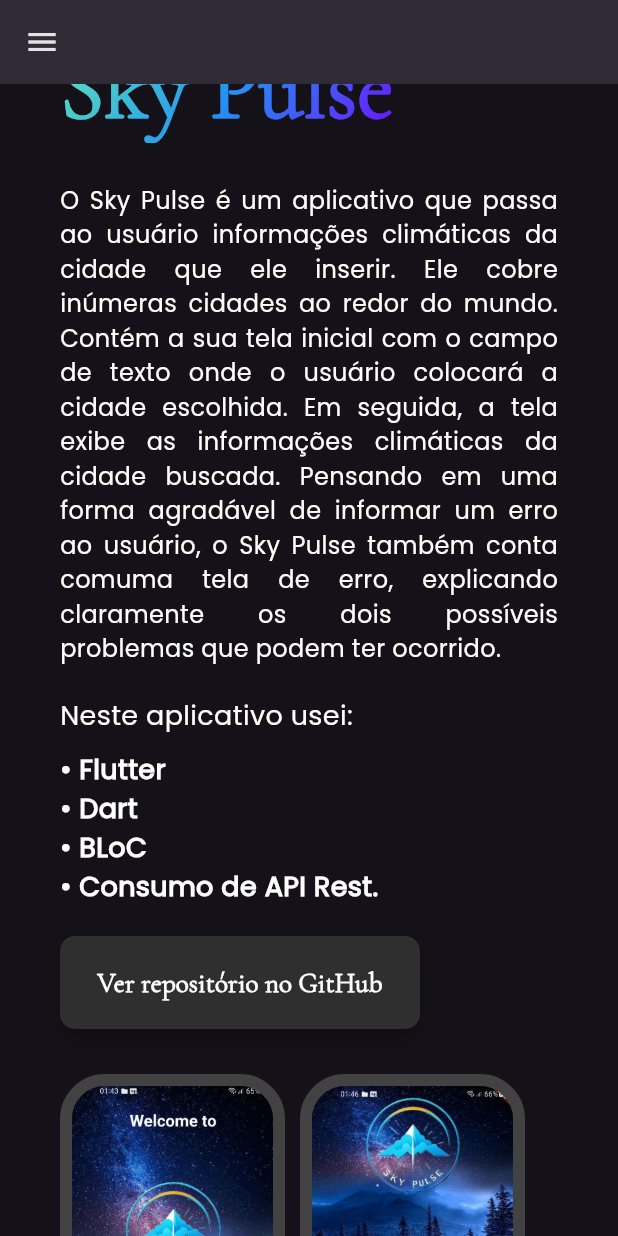
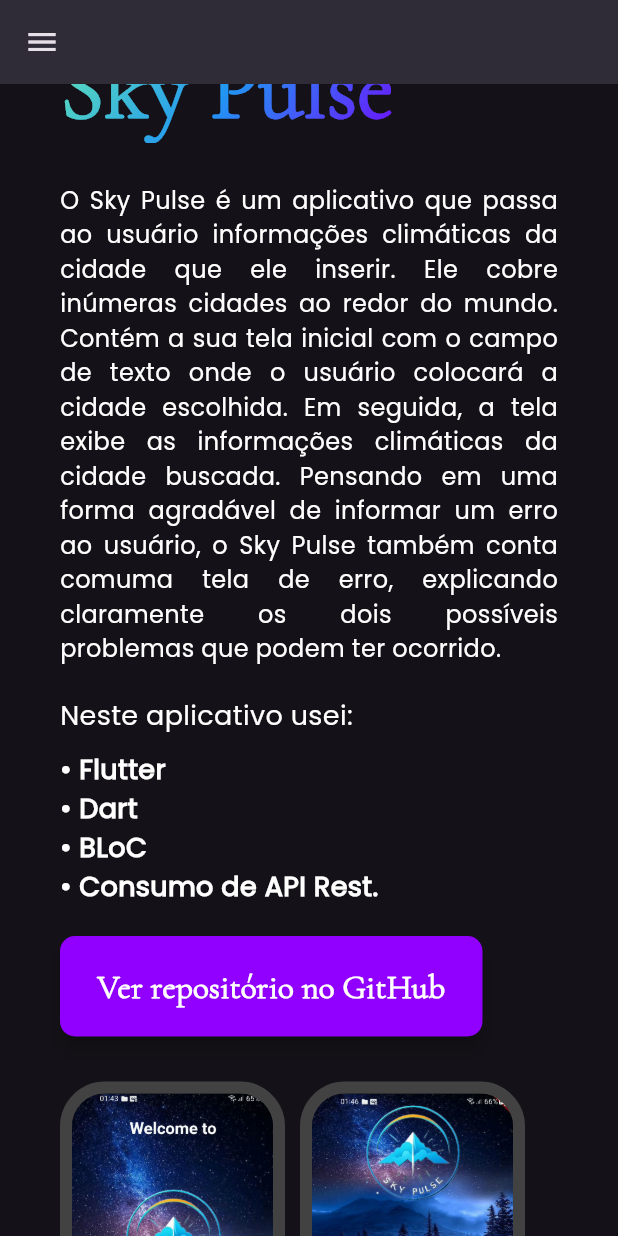
Before and after one commit to leonardovivo/portfolio, a Flutter app: the screen it shows after launch, scrolled down 1728 dp, on a phone screen of 412 x 824 dp. Run offline on Flutter 3.47's test engine with Material 3 defaults, Android fonts, the phone set to English and light mode, and no system bars; drawn by our look-alikes of auto_size_text, scrollable_positioned_list; our stand-ins replace flutter_animate, flutter_svg, video_player.

Commit message:
muda cor e tamanho de fonte

```diff
--- a/lib/widgets/link_button.dart
+++ b/lib/widgets/link_button.dart
@@ -35,7 +35,7 @@ class LinkButton extends StatelessWidget {
             if (states.contains(WidgetState.hovered)) {
               return Colors.grey;
             }
-            return const Color.fromARGB(255, 48, 47, 47);
+            return const Color.fromARGB(255, 145, 0, 255);
           },
         ),
       ),
@@ -43,7 +43,7 @@ class LinkButton extends StatelessWidget {
         text,
         style: const TextStyle(
           fontFamily: 'Cormorant Garamond',
-          fontSize: 18,
+          fontSize: 22,
           fontWeight: FontWeight.bold,
         ),
       ),
```
